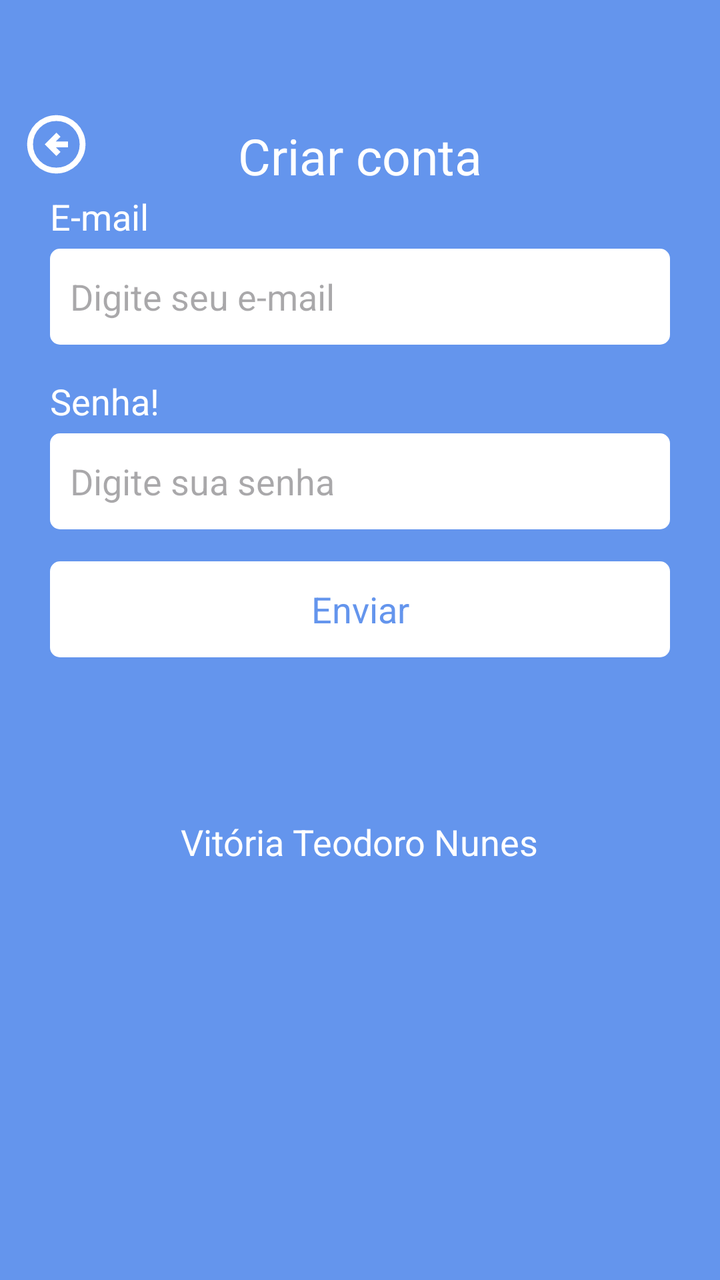
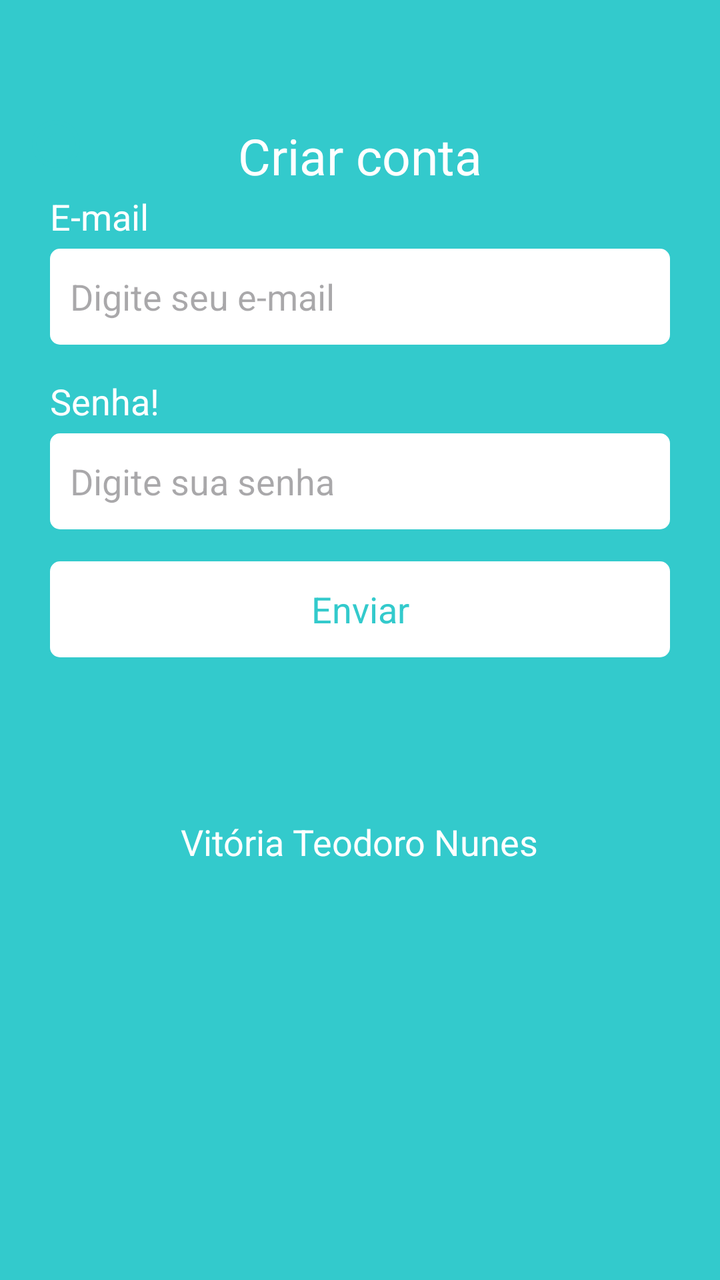

Two renders of the same Android screen: before a commit and after it. Below are the layout's source before the change and the commit's diff.
<!-- AndroidManifest.xml: application theme Themes.Task -->
<!-- res/layout/fragment_register.xml -->
<?xml version="1.0" encoding="utf-8"?>
<ScrollView xmlns:android="http://schemas.android.com/apk/res/android"
    xmlns:tools="http://schemas.android.com/tools"
    android:layout_width="match_parent"
    android:layout_height="match_parent"
    xmlns:app="http://schemas.android.com/apk/res-auto"
    tools:context=".ui.auth.LoginFragment"
    android:background="@color/color_default"
    android:fillViewport="true">

     <LinearLayout
        android:layout_width="match_parent"
        android:layout_height="wrap_content"
        android:orientation="vertical"
        android:id="@+id/LinearLayout1" >
    <com.google.android.material.appbar.MaterialToolbar
        android:layout_width="match_parent"
        android:layout_height="wrap_content"
        android:id="@+id/toolbar"
        app:navigationIcon="@drawable/ic_back"
        android:paddingTop="40dp">

        <TextView
            android:textSize="25dp"
            android:layout_width="wrap_content"
            android:layout_height="wrap_content"
            android:text="@string/text_title_toolbar_register_fragment"
            android:paddingTop="20dp"
            android:textColor="@color/white"
            android:layout_gravity="center_horizontal"/>
    </com.google.android.material.appbar.MaterialToolbar>
        <LinearLayout
            android:id="@+id/LinearLayout2"
            android:layout_width="match_parent"
            android:layout_height="wrap_content"
            app:layout_constraintBottom_toBottomOf="parent"
            app:layout_constraintEnd_toEndOf="parent"
            app:layout_constraintStart_toStartOf="parent"
            app:layout_constraintTop_toTopOf="parent"
            android:orientation="vertical"
            android:layout_marginHorizontal="25dp">
            <TextView
                android:textSize="18dp"
                android:layout_width="wrap_content"
                android:layout_height="wrap_content"
                android:text="@string/email_text"
                android:textColor="@color/white"/>
            <EditText
                android:layout_width="match_parent"
                android:layout_height="48dp"
                android:hint="@string/hint_edit_email"
                android:id="@+id/editTextEmail"
                android:inputType="textEmailAddress"
                android:padding="10dp"
                android:layout_marginTop="4dp"
                android:background="@drawable/bg_edit_text"/>
            <TextView
                android:textSize="18dp"
                android:layout_width="wrap_content"
                android:layout_height="wrap_content"
                android:text="@string/password_text"
                android:textColor="@color/white"
                android:layout_marginTop="16dp"/>

            <EditText
                android:layout_width="match_parent"
                android:layout_height="48dp"
                android:id="@+id/editTextPassword"
                android:inputType="textPassword"
                android:hint="@string/hint_edit_password"
                android:padding="10dp"
                android:layout_marginTop="4dp"
                android:background="@drawable/bg_edit_text"/>

            <com.google.android.material.button.MaterialButton
                android:layout_width="match_parent"
                android:layout_height="wrap_content"
                android:id="@+id/buttonRegister"
                android:text="@string/text_button_register_fragment"
                android:textSize="18dp"
                style="@style/ButtonTheme"
                android:layout_marginTop="16dp"/>

            <LinearLayout
                android:layout_width="match_parent"
                android:layout_height="wrap_content"
                android:orientation="horizontal"
                android:layout_marginTop="4dp">

            </LinearLayout>

            <ProgressBar
                android:id="@+id/progressBar"
                android:layout_marginTop="8dp"
                android:visibility="invisible"
                tools:visibility="visible"
                android:layout_width="wrap_content"
                android:layout_height="wrap_content"
                android:indeterminateTint="@color/white"
                android:layout_gravity="center"/>

        </LinearLayout>
         <TextView
             android:layout_width="wrap_content"
             android:layout_height="wrap_content"
             android:text="Vitória Teodoro Nunes"
             android:textSize="18dp"
             android:layout_marginTop="20dp"
             android:layout_gravity="center"
             android:textColor="@color/white"/>
    </LinearLayout>
</ScrollView>
<!-- resources referenced by this layout -->
<resources>
  <color name="color_default">#6495ED</color>
  <color name="white">#FFFFFFFF</color>
  <!-- drawable bg_edit_text (drawable) -->
  <?xml version="1.0" encoding="utf-8"?>
  <shape xmlns:android="http://schemas.android.com/apk/res/android"
      android:shape="rectangle">
      <solid android:color="@color/white"/>
      <corners android:radius ="5dp"/>
  </shape>
  <!-- drawable ic_back (drawable) -->
  <vector xmlns:android="http://schemas.android.com/apk/res/android" android:autoMirrored="true" android:height="35dp" android:tint="#FFFFFF" android:viewportHeight="960" android:viewportWidth="960" android:width="35dp">
        
      <path android:fillColor="@android:color/white" android:pathData="M480,640L536,584L472,520L640,520L640,440L472,440L536,376L480,320L320,480L480,640ZM480,880Q397,880 324,848.5Q251,817 197,763Q143,709 111.5,636Q80,563 80,480Q80,397 111.5,324Q143,251 197,197Q251,143 324,111.5Q397,80 480,80Q563,80 636,111.5Q709,143 763,197Q817,251 848.5,324Q880,397 880,480Q880,563 848.5,636Q817,709 763,763Q709,817 636,848.5Q563,880 480,880ZM480,800Q614,800 707,707Q800,614 800,480Q800,346 707,253Q614,160 480,160Q346,160 253,253Q160,346 160,480Q160,614 253,707Q346,800 480,800ZM480,480Q480,480 480,480Q480,480 480,480Q480,480 480,480Q480,480 480,480Q480,480 480,480Q480,480 480,480Q480,480 480,480Q480,480 480,480Z"/>
      
  </vector>
  <string name="email_text">E-mail</string>
  <string name="hint_edit_email">Digite seu e-mail</string>
  <string name="hint_edit_password">Digite sua senha</string>
  <string name="password_text">Senha!</string>
  <string name="text_button_register_fragment">Enviar</string>
  <string name="text_title_toolbar_register_fragment">Criar conta</string>
  <style name="ButtonTheme" parent="Theme.MaterialComponents.DayNight.NoActionBar">
          <item name="android:background">@drawable/bg_btn</item>
          <item name="textAllCaps">false</item>
          <item name="android:textColor">@color/color_default</item>
          <item name="backgroundTint">@null</item>
      </style>
  <style name="Themes.Task" parent="Base.Theme.Task" />
  <!-- drawable bg_btn (drawable) -->
  <?xml version="1.0" encoding="utf-8"?>
  <shape xmlns:android="http://schemas.android.com/apk/res/android"
      android:shape="rectangle">
      <solid android:color="@color/white"/>
      <corners android:radius ="5dp"/>
  </shape>
  <style name="Base.Theme.Task" parent="Theme.Material3.DayNight.NoActionBar">
          <item name="colorPrimary">@color/color_default</item>
          <item name="android:windowBackground">@color/color_default</item>
      </style>
</resources>

<!-- the commit's change to res/layout/fragment_register.xml (unified diff, before → after) -->
@@ -103,7 +103,7 @@
          <TextView
              android:layout_width="wrap_content"
              android:layout_height="wrap_content"
-             android:text="Vitória Teodoro Nunes"
+             android:text="@string/text_name"
              android:textSize="18dp"
              android:layout_marginTop="20dp"
              android:layout_gravity="center"
<!-- resource entries referenced after the edit -->
@@ -1,6 +1,6 @@
 <!-- resources referenced by this layout -->
 <resources>
-  <color name="color_default">#6495ED</color>
+  <color name="color_default">#33CACC</color>
   <color name="white">#FFFFFFFF</color>
   <!-- drawable bg_edit_text (drawable) -->
   <?xml version="1.0" encoding="utf-8"?>
@@ -10,16 +10,21 @@
       <corners android:radius ="5dp"/>
   </shape>
   <!-- drawable ic_back (drawable) -->
-  <vector xmlns:android="http://schemas.android.com/apk/res/android" android:autoMirrored="true" android:height="35dp" android:tint="#FFFFFF" android:viewportHeight="960" android:viewportWidth="960" android:width="35dp">
-        
-      <path android:fillColor="@android:color/white" android:pathData="M480,640L536,584L472,520L640,520L640,440L472,440L536,376L480,320L320,480L480,640ZM480,880Q397,880 324,848.5Q251,817 197,763Q143,709 111.5,636Q80,563 80,480Q80,397 111.5,324Q143,251 197,197Q251,143 324,111.5Q397,80 480,80Q563,80 636,111.5Q709,143 763,197Q817,251 848.5,324Q880,397 880,480Q880,563 848.5,636Q817,709 763,763Q709,817 636,848.5Q563,880 480,880ZM480,800Q614,800 707,707Q800,614 800,480Q800,346 707,253Q614,160 480,160Q346,160 253,253Q160,346 160,480Q160,614 253,707Q346,800 480,800ZM480,480Q480,480 480,480Q480,480 480,480Q480,480 480,480Q480,480 480,480Q480,480 480,480Q480,480 480,480Q480,480 480,480Q480,480 480,480Z"/>
-      
+  <vector xmlns:android="http://schemas.android.com/apk/res/android"
+      android:width="30dp"
+      android:height="30dp"
+      android:viewportWidth="640"
+      android:viewportHeight="640">
+    <path
+        android:fillColor="@color/color_default"
+        android:pathData="M112,320C112,205.1 205.1,112 320,112C434.9,112 528,205.1 528,320C528,434.9 434.9,528 320,528C205.1,528 112,434.9 112,320zM576,320C576,178.6 461.4,64 320,64C178.6,64 64,178.6 64,320C64,461.4 178.6,576 320,576C461.4,576 576,461.4 576,320zM188.7,308.7C182.5,314.9 182.5,325.1 188.7,331.3L292.7,435.3C297.3,439.9 304.2,441.2 310.1,438.8C316,436.4 320,430.5 320,424L320,352L424,352C437.3,352 448,341.3 448,328L448,312C448,298.7 437.3,288 424,288L320,288L320,216C320,209.5 316.1,203.7 310.1,201.2C304.1,198.7 297.2,200.1 292.7,204.7L188.7,308.7z"/>
   </vector>
   <string name="email_text">E-mail</string>
   <string name="hint_edit_email">Digite seu e-mail</string>
   <string name="hint_edit_password">Digite sua senha</string>
   <string name="password_text">Senha!</string>
   <string name="text_button_register_fragment">Enviar</string>
+  <string name="text_name">Vitória Teodoro Nunes</string>
   <string name="text_title_toolbar_register_fragment">Criar conta</string>
   <style name="ButtonTheme" parent="Theme.MaterialComponents.DayNight.NoActionBar">
           <item name="android:background">@drawable/bg_btn</item>
